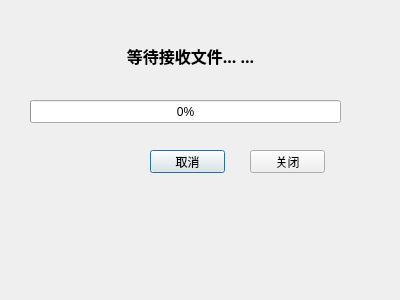
First picture: the form in tcpclient.ui, repository qiqiding/mychat, before the edit.
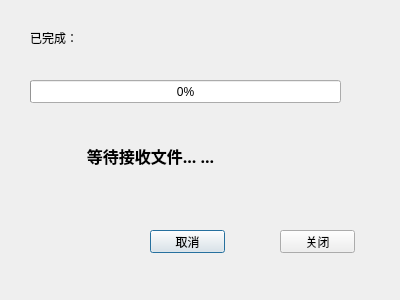
Second picture: the form after the edit.

Diff of the .ui file:
```diff
--- a/tcpclient.ui
+++ b/tcpclient.ui
@@ -16,8 +16,8 @@
   <widget class="QLabel" name="tcpClientStatusLabel">
    <property name="geometry">
     <rect>
-     <x>30</x>
-     <y>20</y>
+     <x>-10</x>
+     <y>120</y>
      <width>321</width>
      <height>71</height>
     </rect>
@@ -41,7 +41,7 @@
    <property name="geometry">
     <rect>
      <x>150</x>
-     <y>150</y>
+     <y>230</y>
      <width>75</width>
      <height>23</height>
     </rect>
@@ -53,8 +53,8 @@
   <widget class="QPushButton" name="tcpClientCloseBtn">
    <property name="geometry">
     <rect>
-     <x>250</x>
-     <y>150</y>
+     <x>280</x>
+     <y>230</y>
      <width>75</width>
      <height>23</height>
     </rect>
@@ -67,7 +67,7 @@
    <property name="geometry">
     <rect>
      <x>30</x>
-     <y>100</y>
+     <y>80</y>
      <width>311</width>
      <height>23</height>
     </rect>
@@ -76,6 +76,19 @@
     <number>0</number>
    </property>
   </widget>
+  <widget class="QLabel" name="label">
+   <property name="geometry">
+    <rect>
+     <x>30</x>
+     <y>30</y>
+     <width>72</width>
+     <height>15</height>
+    </rect>
+   </property>
+   <property name="text">
+    <string>已完成：</string>
+   </property>
+  </widget>
  </widget>
  <resources/>
  <connections/>
```
